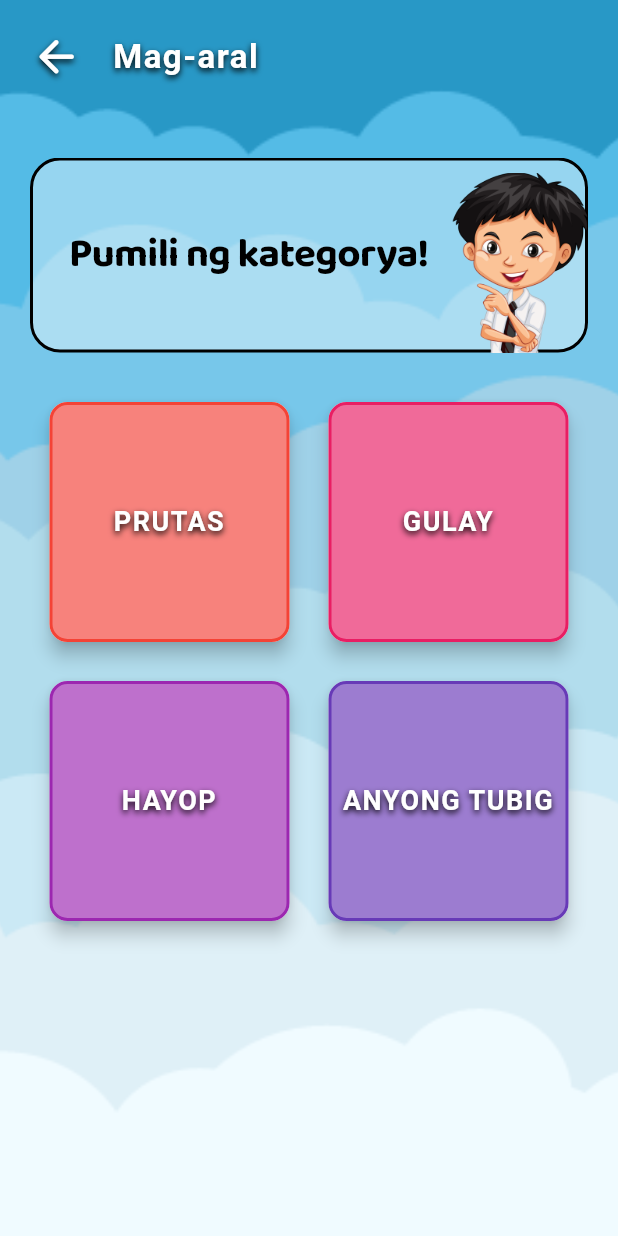
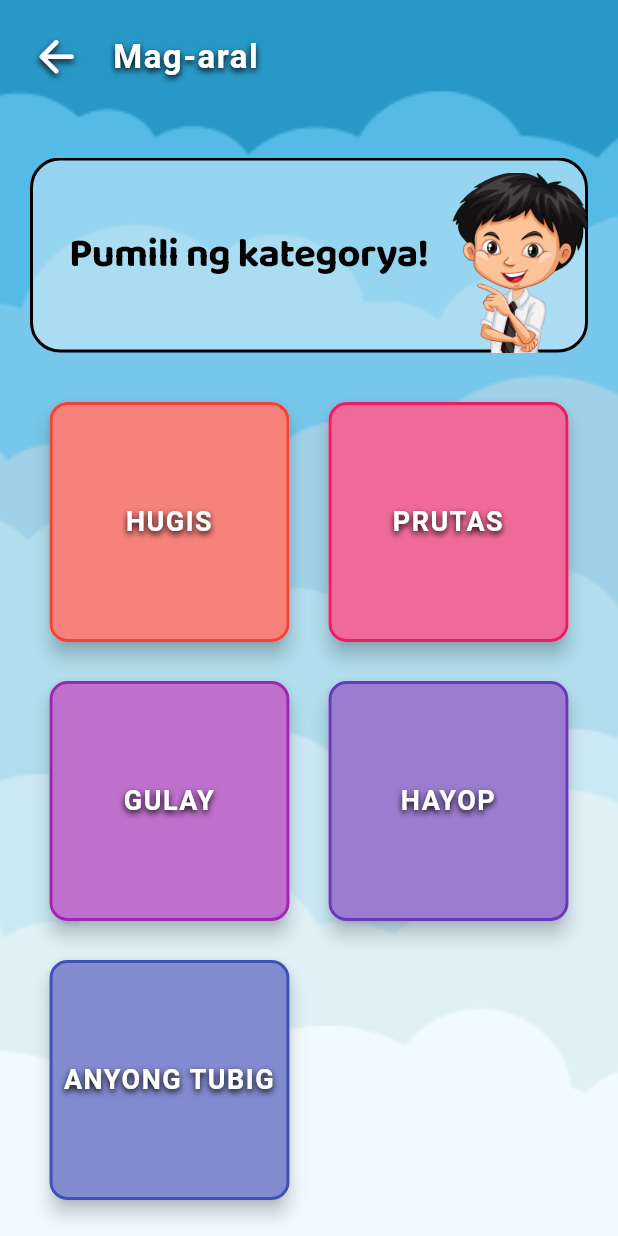
Before and after one commit to aeronhappy/PinoDeHenyo, a Flutter app: the DashboardPage screen opened directly, after a tap on "Mag-aral", on a phone screen of 412 x 824 dp. Run offline on Flutter 3.47's test engine with Material 3 defaults, Android fonts, the light colour scheme and no system bars; our stand-ins replace audioplayers, bloc, device_info_plus, dio, flutter_bloc, flutter_native_splash and 11 more; missing offline and left inert: google_ml_kit, mobile_scanner, speech_balloon; accounts and stored records are empty.

Commit message:
category add

```diff
--- a/PinoDeHenyo/lib/bloc/user/user_bloc.dart
+++ b/PinoDeHenyo/lib/bloc/user/user_bloc.dart
@@ -47,13 +47,13 @@ class UserBloc extends Bloc<UserEvent, UserState> {
       }
 
       if (event.gameName == gameName[0]) {
-        users.sort((b, a) => a.writingLevel.compareTo(b.writingLevel));
+        users.sort((b, a) => a.quizLevel.compareTo(b.quizLevel));
       }
       if (event.gameName == gameName[1]) {
         users.sort((b, a) => a.readingLevel.compareTo(b.readingLevel));
       }
       if (event.gameName == gameName[2]) {
-        users.sort((b, a) => a.quizLevel.compareTo(b.quizLevel));
+        users.sort((b, a) => a.writingLevel.compareTo(b.writingLevel));
       }
 
       emit(LoadedAllUsers(users: users));
--- a/PinoDeHenyo/lib/model/lesson_category_model.dart
+++ b/PinoDeHenyo/lib/model/lesson_category_model.dart
@@ -19,6 +19,57 @@ class LessonCategoryModel {
 }
 
 List<LessonCategoryModel> lessonCategoryList = <LessonCategoryModel>[
+  //hugis
+  LessonCategoryModel(
+    id: 'HUGIS',
+    title: 'Bilog',
+    description:
+        'Ang hugis bilog ay madalas na itinuturing na simbolo ng kabuuan, walang hanggan, o kawalan ng simula\'t wakas dahil sa kanyang walang patapos na anyo.',
+    example:
+        'Nakakatuwa ang ang hugis ng buwan ngayon at ito ay bilog na bilog.',
+    image: 'assets/lesson/bilog.png',
+    color: null,
+  ),
+  LessonCategoryModel(
+    id: 'HUGIS',
+    title: 'Parisukat',
+    description:
+        'Ang parisukat ay isang hugis na may parehong haba at parehong anggulo sa bawat sulok. Madalas itong tumutukoy sa katatagan, kaayusan, at balanse. ',
+    example:
+        'Ang aking bagong laruan na binili ng aking ina ay hugis parisukat.',
+    image: 'assets/lesson/parisukat.png',
+    color: null,
+  ),
+  LessonCategoryModel(
+    id: 'HUGIS',
+    title: 'Parihaba',
+    description:
+        'Ang parihaba, o rectangle sa Ingles, ay isang hugis na may magkakaparehong magkasalungat na gilid at parehong magkakaparehong anggulo sa kanyang sulok.',
+    example: 'Ang hugis ng ating watawat ay gaya ng hugis ng parihaba',
+    image: 'assets/lesson/parihaba.png',
+    color: null,
+  ),
+  LessonCategoryModel(
+    id: 'HUGIS',
+    title: 'Tatsulok',
+    description:
+        'Tatsulok ang hugis na may tatlong gilid at tatlong sulok. Ito\'y parang puno na may tatlong sanga o isang piraso ng pizza na hinati sa tatlong pantay na piraso.',
+    example: 'Si Alison ay bumili ng ice cream na hugis tatsulok ang apa neto.',
+    image: 'assets/lesson/tatsulok.png',
+    color: null,
+  ),
+  LessonCategoryModel(
+    id: 'HUGIS',
+    title: 'Oblong',
+    description:
+        'Ang oblong ay isang hugis na mas mahaba kaysa sa bilog at may parehong magkakasalungat na magkabilang gilid.',
+    example:
+        'Paborito ni Jc ang itlog dahil daw eto ay oblong na kanyang paboritong hugis.',
+    image: 'assets/lesson/oblong.png',
+    color: null,
+  ),
+
+//Prutas
   LessonCategoryModel(
     id: 'PRUTAS',
     title: 'Mangga',
@@ -67,7 +118,8 @@ List<LessonCategoryModel> lessonCategoryList = <LessonCategoryModel>[
     image: 'assets/lesson/pakwan.png',
     color: null,
   ),
-  ////////////////////////
+
+  ////////////////////////gulay
   LessonCategoryModel(
     id: 'GULAY',
     title: 'Kamatis',
@@ -118,7 +170,8 @@ List<LessonCategoryModel> lessonCategoryList = <LessonCategoryModel>[
     image: 'assets/lesson/sayote.png',
     color: null,
   ),
-  ///////
+
+  ///////hayop
   LessonCategoryModel(
     id: 'HAYOP',
     title: 'Kalabaw',
@@ -165,7 +218,7 @@ List<LessonCategoryModel> lessonCategoryList = <LessonCategoryModel>[
     color: null,
   ),
 
-  /////
+  /////anyong tubig
 
   LessonCategoryModel(
     id: 'ANYONG TUBIG',
--- a/PinoDeHenyo/lib/views/dashboard_page.dart
+++ b/PinoDeHenyo/lib/views/dashboard_page.dart
@@ -241,7 +241,7 @@ class _DashboardPageState extends State<DashboardPage> {
                                                       sharedPreferences: sl()),
                                             ),
                                           ],
-                                          child: WritingPage(
+                                          child: QuizPage(
                                             title: 'Magsulat',
                                           ),
                                         );
@@ -267,7 +267,7 @@ class _DashboardPageState extends State<DashboardPage> {
                                                       sharedPreferences: sl()),
                                             ),
                                           ],
-                                          child: QuizPage(
+                                          child: WritingPage(
                                             title: 'Magsagot',
                                           ),
                                         );
--- a/PinoDeHenyo/lib/views/leaderboard_page.dart
+++ b/PinoDeHenyo/lib/views/leaderboard_page.dart
@@ -177,13 +177,13 @@ class _LeaderboardPageState extends State<LeaderboardPage> {
                                                   int gameLevel() {
                                                     int level = 0;
                                                     if (gameIndex == 0) {
-                                                      level = user.writingLevel;
+                                                      level = user.quizLevel;
                                                     }
                                                     if (gameIndex == 1) {
                                                       level = user.readingLevel;
                                                     }
                                                     if (gameIndex == 2) {
-                                                      level = user.quizLevel;
+                                                      level = user.writingLevel;
                                                     }
                                                     return level;
                                                   }
--- a/PinoDeHenyo/lib/views/qr_result_page.dart
+++ b/PinoDeHenyo/lib/views/qr_result_page.dart
@@ -103,7 +103,7 @@ class _QRResultPageState extends State<QRResultPage> {
                                               CrossAxisAlignment.start,
                                           children: [
                                             Text(
-                                                "• Magbasa  (Level ${user!.writingLevel + 1})",
+                                                "• Magbasa  (Level ${user!.quizLevel + 1})",
                                                 style: smallTitleBlack(false)),
                                             SizedBox(height: 10),
                                             Text(
@@ -111,7 +111,7 @@ class _QRResultPageState extends State<QRResultPage> {
                                                 style: smallTitleBlack(false)),
                                             SizedBox(height: 10),
                                             Text(
-                                                "• Magsagot  (Level ${user!.quizLevel + 1})",
+                                                "• Magsagot  (Level ${user!.writingLevel + 1})",
                                                 style: smallTitleBlack(false)),
                                           ]),
                                     ),
--- a/PinoDeHenyo/lib/views/user_profile_page.dart
+++ b/PinoDeHenyo/lib/views/user_profile_page.dart
@@ -401,7 +401,7 @@ class _UserProfilePageState extends State<UserProfilePage> {
                                                             fontSize: 16)),
                                                 SizedBox(height: 5),
                                                 Text(
-                                                    "${userModel!.writingLevel + 1}",
+                                                    "${userModel!.quizLevel + 1}",
                                                     style: largeTitleWhite(true)
                                                         .copyWith(
                                                             height: 1,
@@ -433,7 +433,7 @@ class _UserProfilePageState extends State<UserProfilePage> {
                                                             fontSize: 16)),
                                                 SizedBox(height: 5),
                                                 Text(
-                                                    "${userModel!.quizLevel + 1}",
+                                                    "${userModel!.writingLevel + 1}",
                                                     style: largeTitleWhite(true)
                                                         .copyWith(
                                                             height: 1,
```
Also changed, not shown: PinoDeHenyo/lib/model/user_profile_model.dart (+0 -25 lines), PinoDeHenyo/assets/lesson/bilog.png (added), PinoDeHenyo/assets/lesson/oblong.png (added), PinoDeHenyo/assets/lesson/parihaba.png (added), PinoDeHenyo/assets/lesson/parisukat.png (added), PinoDeHenyo/assets/lesson/tatsulok.png (added).
